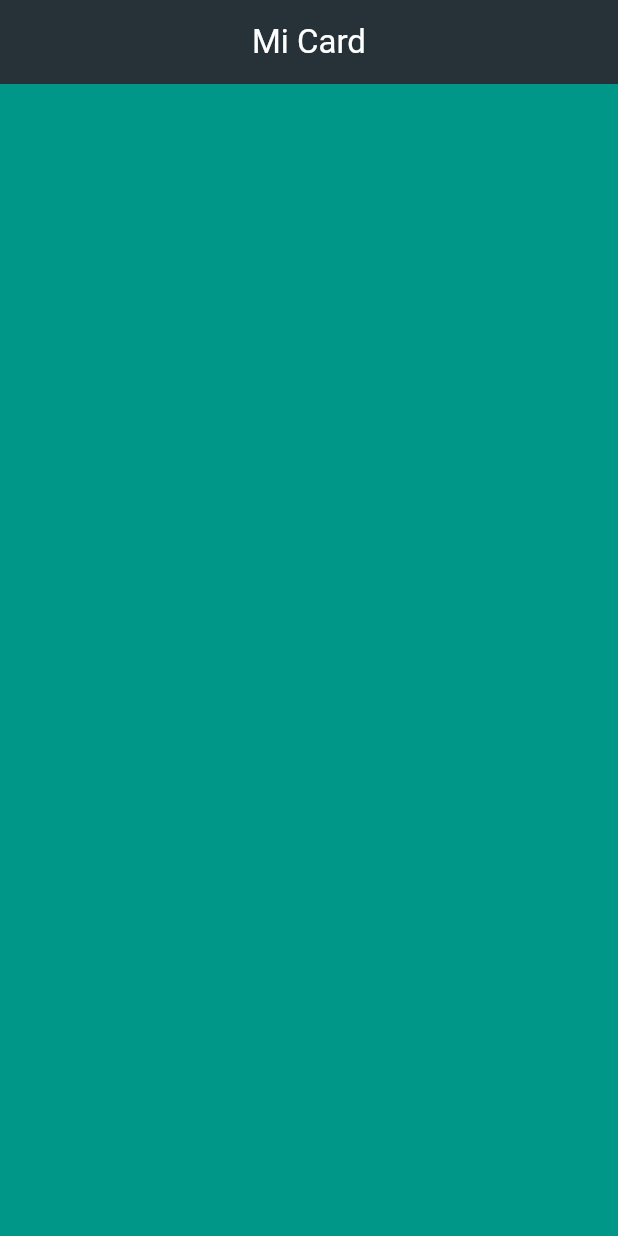
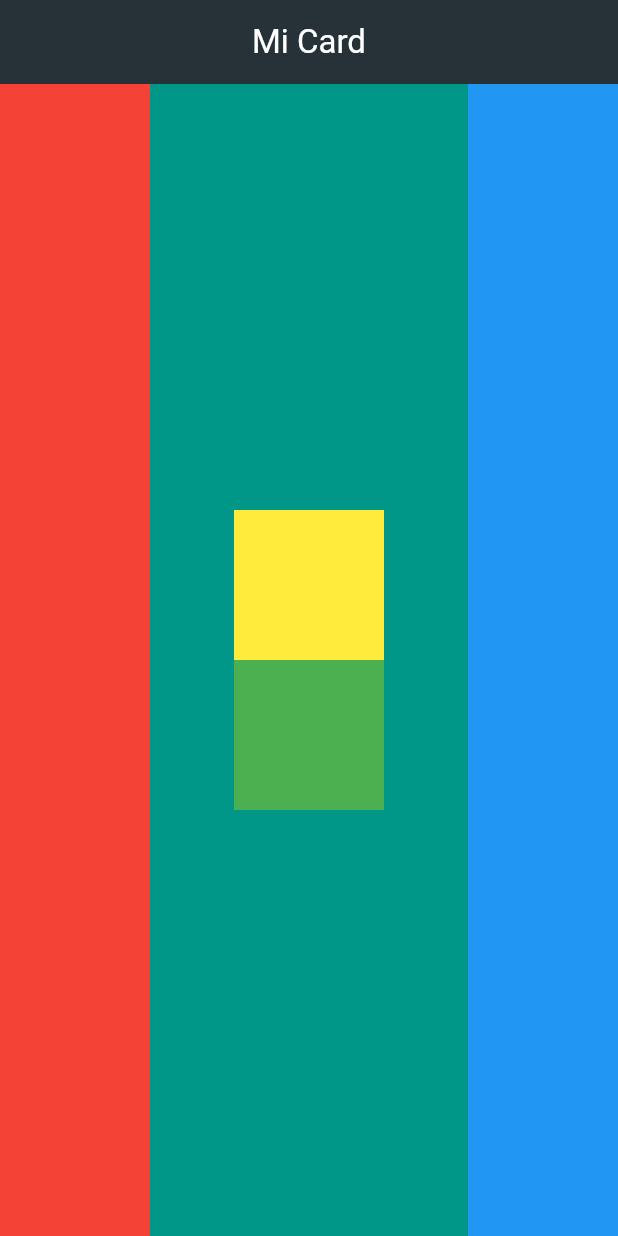
Before and after one commit to Angshu101/Flutter01_Mi_Card, a Flutter app: the screen it shows after launch, on a phone screen of 412 x 824 dp. Run offline on Flutter 3.47's test engine with Material 3 defaults, Android fonts, the phone set to English and light mode, and no system bars.

Commit message:
First Challange Completed

```diff
--- a/lib/main.dart
+++ b/lib/main.dart
@@ -22,7 +22,45 @@ class MyCardApp extends StatelessWidget {
           backgroundColor: Colors.blueGrey[900],
         ),
         backgroundColor: Colors.teal,
-        body: Container(
+        // Container try's to get as big as possible unless we provie a child and that container occupies a child's space
+       // Container Can only have one child , margin is for outside padding for inside
+        body: SafeArea(
+          child: Row(
+            crossAxisAlignment: CrossAxisAlignment.stretch,
+            mainAxisAlignment: MainAxisAlignment.spaceBetween,
+            children:<Widget>[
+              Container(
+
+                color: Colors.red,
+                width: 100,
+                height: 100,
+
+              ),
+              Column(
+                mainAxisAlignment: MainAxisAlignment.center,
+                children:<Widget> [
+                  Container(
+                    color: Colors.yellow,
+                    width: 100,
+                    height: 100,
+
+                  ),
+                   Container(
+                    color: Colors.green,
+                    width: 100,
+                    height: 100,
+
+                  ),
+                ],
+              ),
+              Container(
+                color: Colors.blue,
+                width: 100,
+                height: 100,
+
+              ),
+            ],
+          ),
         ),
       )
     );
```
